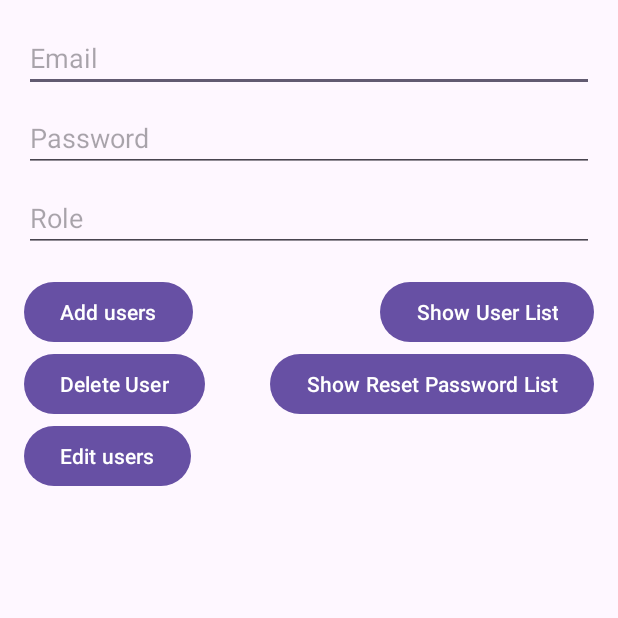
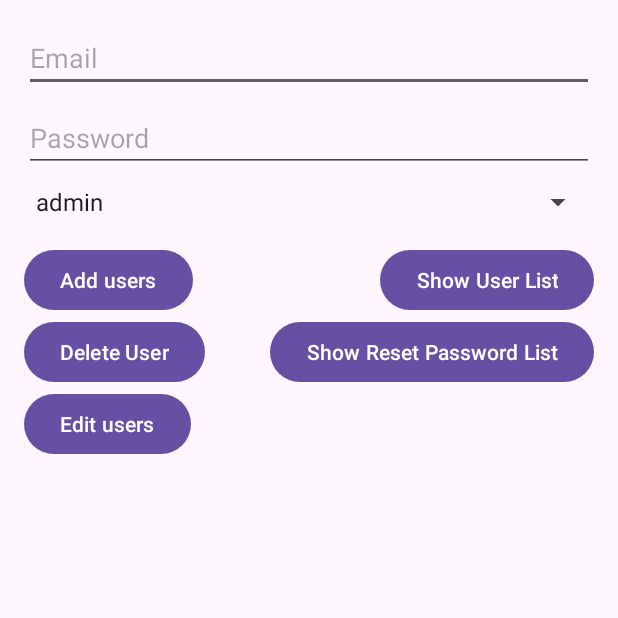
Before and after one commit to kiennghiadao/Review-Restaurant-App, an Android app: the Manage_Users screen opened directly, with no data from a screen before it, on a phone screen of 412 x 824 dp, the top half of it. Run offline under Robolectric (Android 15) with nearby library versions, the phone set to English and light mode, and no system bars.

Commit message:
Update ngày 21/8

```diff
--- a/NMOBILE/app/src/main/java/com/example/nmobile/DatabaseHelper.java
+++ b/NMOBILE/app/src/main/java/com/example/nmobile/DatabaseHelper.java
@@ -52,8 +52,8 @@ public class DatabaseHelper extends SQLiteOpenHelper {
     private static final String TABLE_PASSWORD_RESET_REQUESTS = "password_reset_requests";
     private static final String COLUMN_REQUEST_ID = "request_id";
     private static final String COLUMN_REQUEST_EMAIL = "email";
-    private static final String COLUMN_REQUEST_TIME = "request_time"; // Đổi tên cột từ timestamp thành request_time
-    private static final String COLUMN_REQUEST_STATUS = "status"; // "pending" hoặc "completed"
+    private static final String COLUMN_REQUEST_TIME = "request_time";
+    private static final String COLUMN_REQUEST_STATUS = "status";
 
     public DatabaseHelper(Context context) {
         super(context, DATABASE_NAME, null, DATABASE_VERSION);
@@ -84,7 +84,7 @@ public class DatabaseHelper extends SQLiteOpenHelper {
                 COLUMN_TYPE + " TEXT, " +
                 COLUMN_RESTAURANT_RATING + " REAL, " +
                 COLUMN_DETAILS + " TEXT, " +
-                COLUMN_IMAGE_URL + " TEXT)"; // Cột image_url thay đổi thành TEXT để chứa URL
+                COLUMN_IMAGE_URL + " TEXT)";
         db.execSQL(createRestaurantTable);
 
         // Tạo bảng categories
--- a/NMOBILE/app/src/main/java/com/example/nmobile/Manage_Users.java
+++ b/NMOBILE/app/src/main/java/com/example/nmobile/Manage_Users.java
@@ -8,14 +8,17 @@ import android.widget.Button;
 import android.widget.EditText;
 import android.widget.ListView;
 import android.widget.SimpleCursorAdapter;
+import android.widget.Spinner;
 import android.widget.Toast;
+import android.widget.ArrayAdapter;
 
 import androidx.appcompat.app.AppCompatActivity;
 
 public class Manage_Users extends AppCompatActivity {
 
+    private Spinner roleSpinner;
     private DatabaseHelper dbHelper;
-    private EditText emailInput, passwordInput, roleInput;
+    private EditText emailInput, passwordInput;
     private ListView requestsListView, UserListView;
     private Button addButton, editButton, deleteButton, requestPasswordButton, viewUserButtonList;
     private boolean isRequestsListVisiblePass = false; // Biến trạng thái để theo dõi hiển thị danh sách yêu cầu
@@ -30,7 +33,7 @@ public class Manage_Users extends AppCompatActivity {
         // Ánh xạ các view
         emailInput = findViewById(R.id.email_input);
         passwordInput = findViewById(R.id.password_input);
-        roleInput = findViewById(R.id.role_input);
+        roleSpinner = findViewById(R.id.role_spinner);
         requestsListView = findViewById(R.id.requests_list_view);
         UserListView = findViewById(R.id.users_list_view);
         addButton = findViewById(R.id.add_user_button);
@@ -38,6 +41,15 @@ public class Manage_Users extends AppCompatActivity {
         deleteButton = findViewById(R.id.delete_user_button);
         requestPasswordButton = findViewById(R.id.request_password_button);
         viewUserButtonList = findViewById(R.id.view_user_button);
+
+        //Thiết lập adapter để liên kết với array resourse cho spinner
+        ArrayAdapter<CharSequence> adapter = ArrayAdapter.createFromResource(
+                this,
+                R.array.user_roles,
+                android.R.layout.simple_spinner_item
+        );
+        adapter.setDropDownViewResource(android.R.layout.simple_spinner_dropdown_item);
+        roleSpinner.setAdapter(adapter);
 
         // Thiết lập sự kiện cho các nút
         addButton.setOnClickListener(new View.OnClickListener() {
@@ -119,7 +131,7 @@ public class Manage_Users extends AppCompatActivity {
     private void addUser() {
         String email = emailInput.getText().toString();
         String password = passwordInput.getText().toString();
-        String role = roleInput.getText().toString();
+        String role = roleSpinner.getSelectedItem().toString();
 
         if (email.isEmpty() || password.isEmpty() || role.isEmpty()) {
             Toast.makeText(this, "Please fill in all information!", Toast.LENGTH_SHORT).show();
@@ -145,7 +157,7 @@ public class Manage_Users extends AppCompatActivity {
     private void editUser() {
         String email = emailInput.getText().toString().trim();
         String newPassword = passwordInput.getText().toString().trim();
-        String newRole = roleInput.getText().toString().trim();
+        String newRole = roleSpinner.getSelectedItem().toString().trim();
 
         if (email.isEmpty()) {
             Toast.makeText(this, "Enter the email of the user that needs to be edited!", Toast.LENGTH_SHORT).show();
@@ -202,7 +214,7 @@ public class Manage_Users extends AppCompatActivity {
     private void clearInputFields() {
         emailInput.setText("");
         passwordInput.setText("");
-        roleInput.setText("");
+        roleSpinner.setSelection(0);
     }
 
     // Hàm hiển thị hoặc ẩn yêu cầu cấp lại mật khẩu
--- a/NMOBILE/app/src/main/java/com/example/nmobile/activity_main.java
+++ b/NMOBILE/app/src/main/java/com/example/nmobile/activity_main.java
@@ -56,7 +56,6 @@ public class activity_main extends AppCompatActivity {
 
         // Set up common menu items
         Button viewReviewHistory = dialog.findViewById(R.id.view_review_history);
-        Button viewVisitedRestaurants = dialog.findViewById(R.id.view_visited_restaurants);
         Button logout = dialog.findViewById(R.id.logout);
 
         viewReviewHistory.setOnClickListener(view -> {
@@ -64,8 +63,6 @@ public class activity_main extends AppCompatActivity {
             startActivity(intent);
             dialog.dismiss();
         });
-
-        viewVisitedRestaurants.setOnClickListener(view -> dialog.dismiss());
 
         logout.setOnClickListener(view -> {
             Intent intent = new Intent(activity_main.this, activity_login.class);
--- a/NMOBILE/app/src/main/res/layout/activity_login.xml
+++ b/NMOBILE/app/src/main/res/layout/activity_login.xml
@@ -1,6 +1,5 @@
 <?xml version="1.0" encoding="utf-8"?>
 <RelativeLayout xmlns:android="http://schemas.android.com/apk/res/android"
-    xmlns:app="http://schemas.android.com/apk/res-auto"
     xmlns:tools="http://schemas.android.com/tools"
     android:id="@+id/main"
     android:layout_width="match_parent"
--- a/NMOBILE/app/src/main/res/layout/activity_manage_users.xml
+++ b/NMOBILE/app/src/main/res/layout/activity_manage_users.xml
@@ -20,11 +20,10 @@
         android:layout_below="@id/email_input"
         android:layout_marginBottom="8dp" />
 
-    <EditText
-        android:id="@+id/role_input"
+    <Spinner
+        android:id="@+id/role_spinner"
         android:layout_width="match_parent"
         android:layout_height="wrap_content"
-        android:hint="Role"
         android:layout_below="@id/password_input"
         android:layout_marginBottom="16dp" />
 
@@ -33,7 +32,7 @@
         android:layout_width="wrap_content"
         android:layout_height="wrap_content"
         android:text="Add users"
-        android:layout_below="@id/role_input"
+        android:layout_below="@+id/role_spinner"
         android:layout_alignParentStart="true" />
 
     <Button
@@ -57,7 +56,7 @@
         android:layout_width="wrap_content"
         android:layout_height="wrap_content"
         android:text="Show User List"
-        android:layout_below="@id/role_input"
+        android:layout_below="@+id/role_spinner"
         android:layout_alignParentEnd="true" />
 
     <Button
--- a/NMOBILE/app/src/main/res/values/strings.xml
+++ b/NMOBILE/app/src/main/res/values/strings.xml
@@ -1,3 +1,9 @@
 <resources>
     <string name="app_name">ĐỒ ÁN MOBILE</string>
+    <string name="role_admin">admin</string>
+    <string name="role_user">user</string>
+    <string-array name="user_roles">
+        <item>@string/role_admin</item>
+        <item>@string/role_user</item>
+    </string-array>
 </resources>
```
Also changed, not shown: NMOBILE/app/src/main/res/layout/dialog_profile_options.xml (+1 -9 lines).
